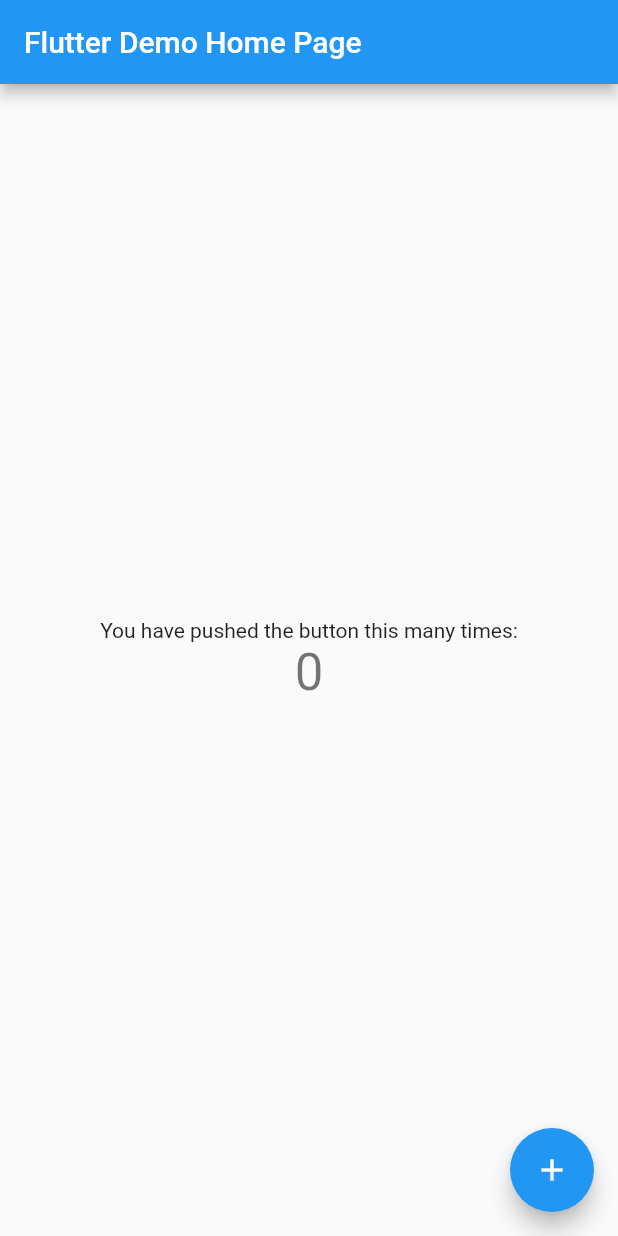
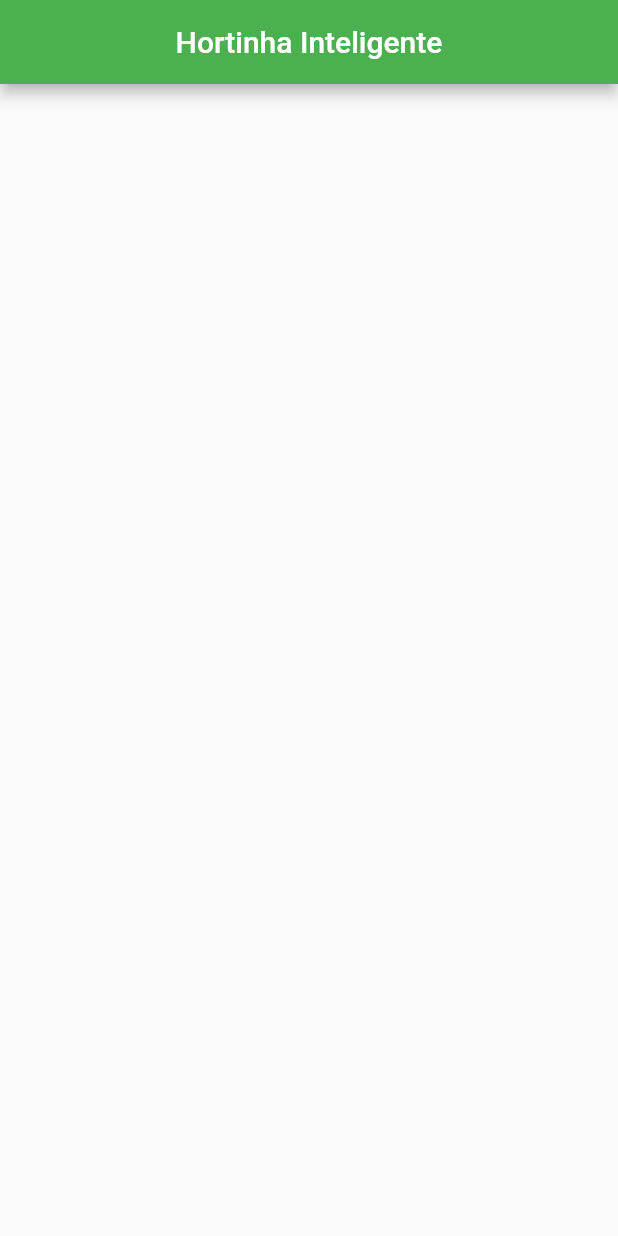
Before and after one commit to fabianogadenz/hortinha, a Flutter app: the screen it shows after launch, on a phone screen of 412 x 824 dp. Run offline on Flutter 3.47's test engine with Material 2 defaults, Android fonts, the phone set to English and light mode, and no system bars.

Commit message:
estrutura principal do projeto

```diff
--- a/lib/main.dart
+++ b/lib/main.dart
@@ -1,111 +1,17 @@
 import 'package:flutter/material.dart';
+import 'package:hortinha/screens/home_screen.dart';
 
 void main() => runApp(MyApp());
 
 class MyApp extends StatelessWidget {
-  // This widget is the root of your application.
   @override
   Widget build(BuildContext context) {
     return MaterialApp(
-      title: 'Flutter Demo',
+      title: 'Hortinha',
       theme: ThemeData(
-        // This is the theme of your application.
-        //
-        // Try running your application with "flutter run". You'll see the
-        // application has a blue toolbar. Then, without quitting the app, try
-        // changing the primarySwatch below to Colors.green and then invoke
-        // "hot reload" (press "r" in the console where you ran "flutter run",
-        // or simply save your changes to "hot reload" in a Flutter IDE).
-        // Notice that the counter didn't reset back to zero; the application
-        // is not restarted.
-        primarySwatch: Colors.blue,
+        primarySwatch: Colors.green,
       ),
-      home: MyHomePage(title: 'Flutter Demo Home Page'),
+      home: HomeScreen(),
     );
   }
 }
-
-class MyHomePage extends StatefulWidget {
-  MyHomePage({Key key, this.title}) : super(key: key);
-
-  // This widget is the home page of your application. It is stateful, meaning
-  // that it has a State object (defined below) that contains fields that affect
-  // how it looks.
-
-  // This class is the configuration for the state. It holds the values (in this
-  // case the title) provided by the parent (in this case the App widget) and
-  // used by the build method of the State. Fields in a Widget subclass are
-  // always marked "final".
-
-  final String title;
-
-  @override
-  _MyHomePageState createState() => _MyHomePageState();
-}
-
-class _MyHomePageState extends State<MyHomePage> {
-  int _counter = 0;
-
-  void _incrementCounter() {
-    setState(() {
-      // This call to setState tells the Flutter framework that something has
-      // changed in this State, which causes it to rerun the build method below
-      // so that the display can reflect the updated values. If we changed
-      // _counter without calling setState(), then the build method would not be
-      // called again, and so nothing would appear to happen.
-      _counter++;
-    });
-  }
-
-  @override
-  Widget build(BuildContext context) {
-    // This method is rerun every time setState is called, for instance as done
-    // by the _incrementCounter method above.
-    //
-    // The Flutter framework has been optimized to make rerunning build methods
-    // fast, so that you can just rebuild anything that needs updating rather
-    // than having to individually change instances of widgets.
-    return Scaffold(
-      appBar: AppBar(
-        // Here we take the value from the MyHomePage object that was created by
-        // the App.build method, and use it to set our appbar title.
-        title: Text(widget.title),
-      ),
-      body: Center(
-        // Center is a layout widget. It takes a single child and positions it
-        // in the middle of the parent.
-        child: Column(
-          // Column is also layout widget. It takes a list of children and
-          // arranges them vertically. By default, it sizes itself to fit its
-          // children horizontally, and tries to be as tall as its parent.
-          //
-          // Invoke "debug painting" (press "p" in the console, choose the
-          // "Toggle Debug Paint" action from the Flutter Inspector in Android
-          // Studio, or the "Toggle Debug Paint" command in Visual Studio Code)
-          // to see the wireframe for each widget.
-          //
-          // Column has various properties to control how it sizes itself and
-          // how it positions its children. Here we use mainAxisAlignment to
-          // center the children vertically; the main axis here is the vertical
-          // axis because Columns are vertical (the cross axis would be
-          // horizontal).
-          mainAxisAlignment: MainAxisAlignment.center,
-          children: <Widget>[
-            Text(
-              'You have pushed the button this many times:',
-            ),
-            Text(
-              '$_counter',
-              style: Theme.of(context).textTheme.display1,
-            ),
-          ],
-        ),
-      ),
-      floatingActionButton: FloatingActionButton(
-        onPressed: _incrementCounter,
-        tooltip: 'Increment',
-        child: Icon(Icons.add),
-      ), // This trailing comma makes auto-formatting nicer for build methods.
-    );
-  }
-}
--- /dev/null
+++ b/lib/screens/home_screen.dart
@@ -0,0 +1,19 @@
+import 'package:flutter/material.dart';
+
+class HomeScreen extends StatefulWidget {
+  @override
+  _HomeScreenState createState() => _HomeScreenState();
+}
+
+class _HomeScreenState extends State<HomeScreen> {
+  @override
+  Widget build(BuildContext context) {
+    return Scaffold(
+      appBar: AppBar(
+        title: Text("Hortinha Inteligente"),
+        centerTitle: true,
+      ),
+      body: Container(),
+    );
+  }
+}
```
Also changed, not shown: pubspec.yaml (+0 -52 lines), 1 other file.
